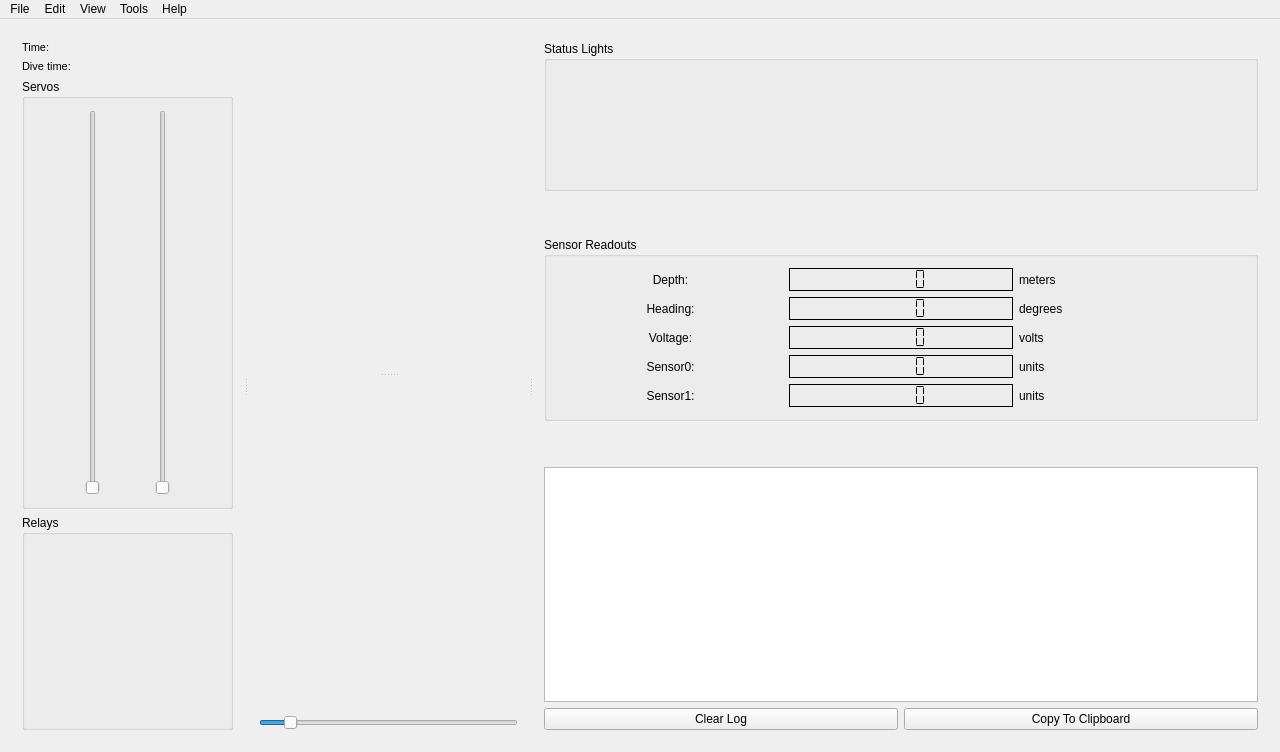
Qt form Monterey/mainwindow.ui (rovsuite/monterey) before a commit.
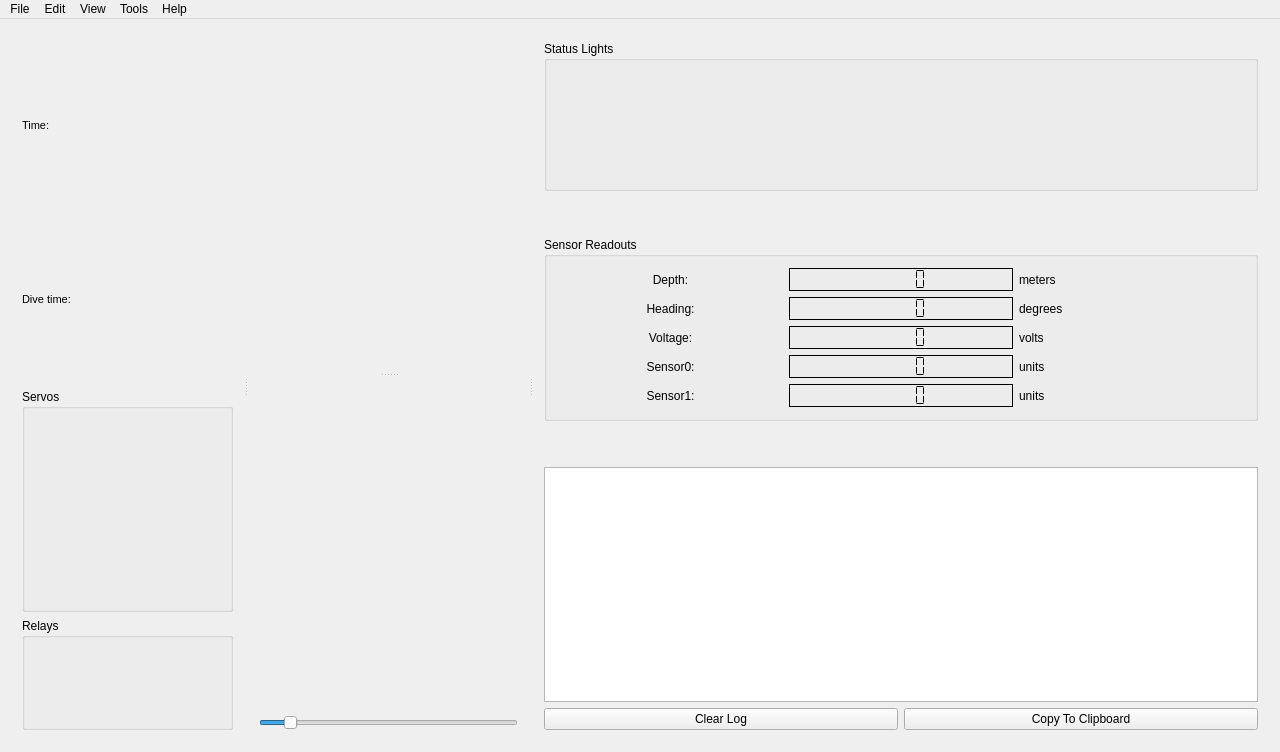
The same form after that commit. Custom widgets are drawn as their Qt base class.

Commit message:
Made it easier to change the amount of servos
Cleaned up some old code, as well.

Now the servos are programatically set up to make it easier to change servo values without adding extra code.  Still need to test with a joystick but I don't have one on me right now.

The edit to the form file:
```diff
--- a/Monterey/mainwindow.ui
+++ b/Monterey/mainwindow.ui
@@ -103,40 +103,7 @@
             <property name="title">
              <string>Servos</string>
             </property>
-            <layout class="QHBoxLayout" name="horizontalLayout">
-             <item>
-              <widget class="QSlider" name="vsServo0">
-               <property name="sizePolicy">
-                <sizepolicy hsizetype="Fixed" vsizetype="Expanding">
-                 <horstretch>0</horstretch>
-                 <verstretch>0</verstretch>
-                </sizepolicy>
-               </property>
-               <property name="maximum">
-                <number>179</number>
-               </property>
-               <property name="orientation">
-                <enum>Qt::Vertical</enum>
-               </property>
-              </widget>
-             </item>
-             <item>
-              <widget class="QSlider" name="vsServo1">
-               <property name="sizePolicy">
-                <sizepolicy hsizetype="Fixed" vsizetype="Expanding">
-                 <horstretch>0</horstretch>
-                 <verstretch>0</verstretch>
-                </sizepolicy>
-               </property>
-               <property name="maximum">
-                <number>179</number>
-               </property>
-               <property name="orientation">
-                <enum>Qt::Vertical</enum>
-               </property>
-              </widget>
-             </item>
-            </layout>
+            <layout class="QHBoxLayout" name="horizontalLayout"/>
            </widget>
           </item>
           <item>
```
Left out of the diff: 2 changed lines with no effect on the pictures. The commit also changes 10 other files.
